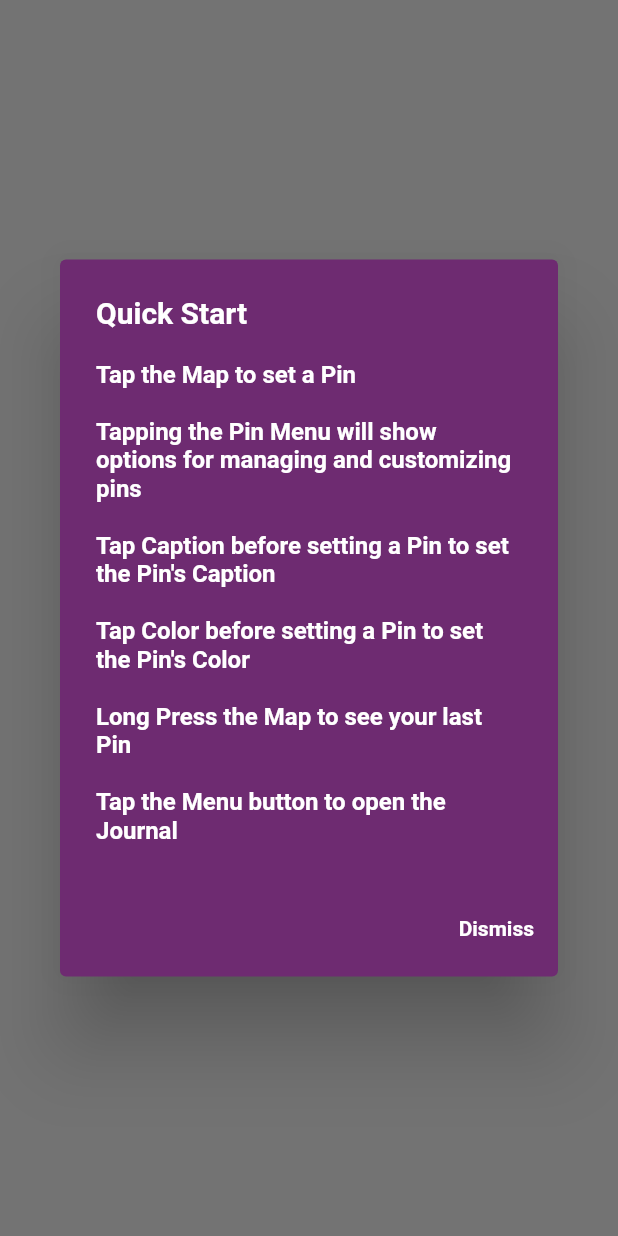
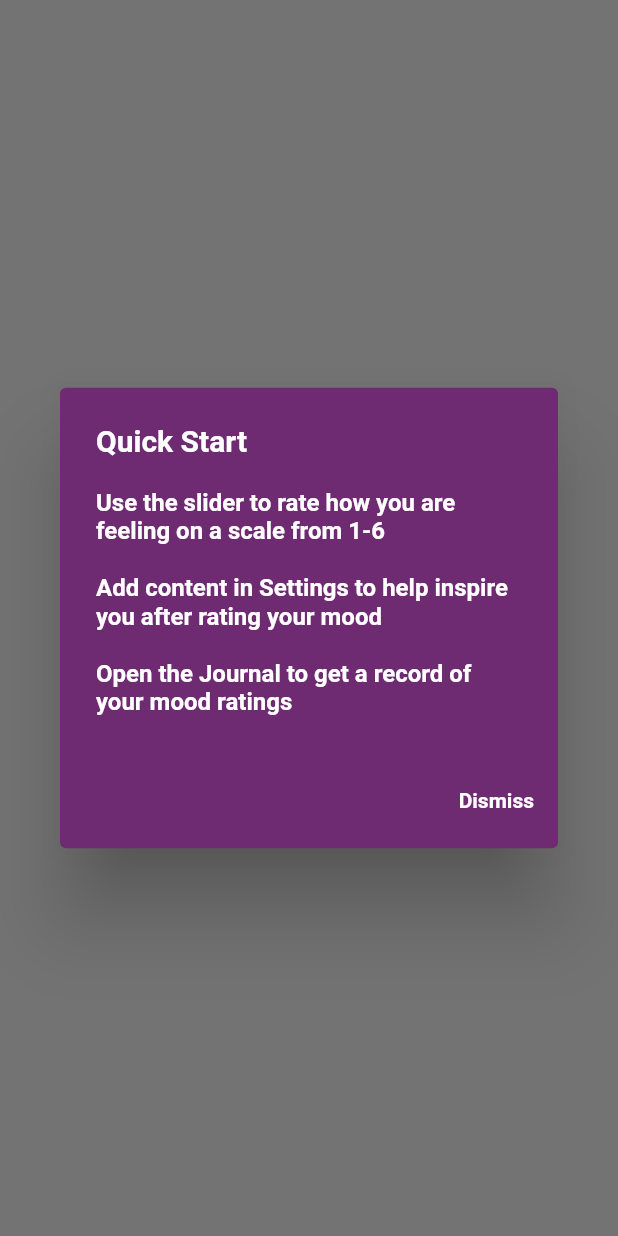
Before and after one commit to kgeok/Vibrance, a Flutter app: what onboardDialog() shows on an empty page, opened directly with empty values, after a tap on "Quick Start", on a phone screen of 412 x 824 dp. Run offline on Flutter 3.47's test engine with Material 2 defaults, Android fonts, the light colour scheme and no system bars; our stand-ins replace audioplayers, google_fonts, image_picker, sqflite; missing offline and left inert: device_calendar, record, webfeed; accounts and stored records are empty.

Commit message:
(Commit on 'dev')

```diff
--- a/vibrance/lib/dialogs.dart
+++ b/vibrance/lib/dialogs.dart
@@ -158,8 +158,8 @@ void onboardDialog(BuildContext context, var header, var body1, var body2,
       return AlertDialog(
           backgroundColor:
               MediaQuery.of(context).platformBrightness == Brightness.light
-                  ? lightMode.withOpacity(0.8)
-                  : darkMode.withOpacity(0.8),
+                  ? lightMode.withOpacity(1)
+                  : darkMode.withOpacity(1),
           title: Text(header, style: dialogHeader),
           content: SingleChildScrollView(
             child: ListBody(
@@ -246,23 +246,15 @@ void helpDialog(BuildContext context) {
           content: SingleChildScrollView(
             child: ListBody(
               children: <Widget>[
-                Text('Tap the Map to set a Pin', style: dialogBody),
-                const Text(''),
                 Text(
-                    'Tapping the Pin Menu will show options for managing and customizing pins',
+                    'Use the slider to rate how you are feeling on a scale from 1-6',
                     style: dialogBody),
                 const Text(''),
                 Text(
-                    'Tap Caption before setting a Pin to set the Pin\'s Caption',
+                    'Add content in Settings to help inspire you after rating your mood',
                     style: dialogBody),
                 const Text(''),
-                Text('Tap Color before setting a Pin to set the Pin\'s Color',
-                    style: dialogBody),
-                const Text(''),
-                Text('Long Press the Map to see your last Pin',
-                    style: dialogBody),
-                const Text(''),
-                Text('Tap the Menu button to open the Journal',
+                Text('Open the Journal to get a record of your mood ratings',
                     style: dialogBody),
               ],
             ),
--- a/vibrance/pubspec.yaml
+++ b/vibrance/pubspec.yaml
@@ -39,11 +39,12 @@ dependencies:
   flutter_colorpicker: ^1.0.3
   url_launcher: ^6.1.7
   sqflite: ^2.2.2
-  device_calendar: ^4.3.0
+  device_calendar: ^4.3.1
   record: ^4.4.4
   image_picker: ^0.8.6+3
   webfeed: ^0.7.0
   http: ^0.13.5
+  audioplayers: ^4.1.0
 
 dev_dependencies:
   flutter_test:
```
Also changed, not shown: vibrance/lib/main.dart (+156 -23 lines), vibrance/lib/theme/custom_theme.dart (+4 -4 lines), vibrance/pubspec.lock, 13 other files.
